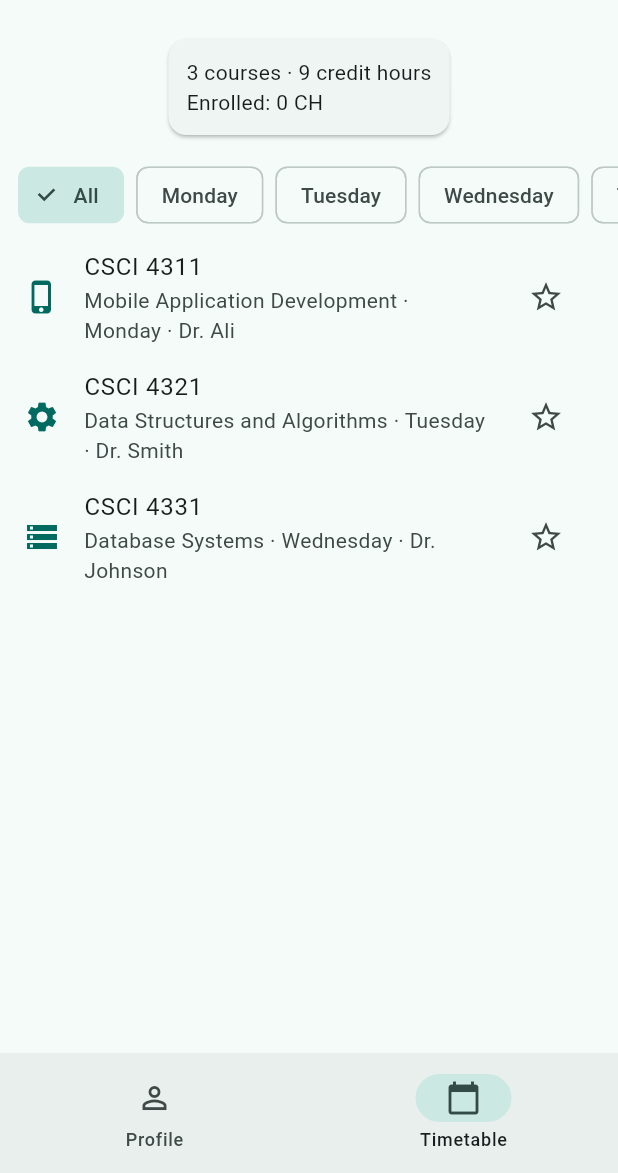
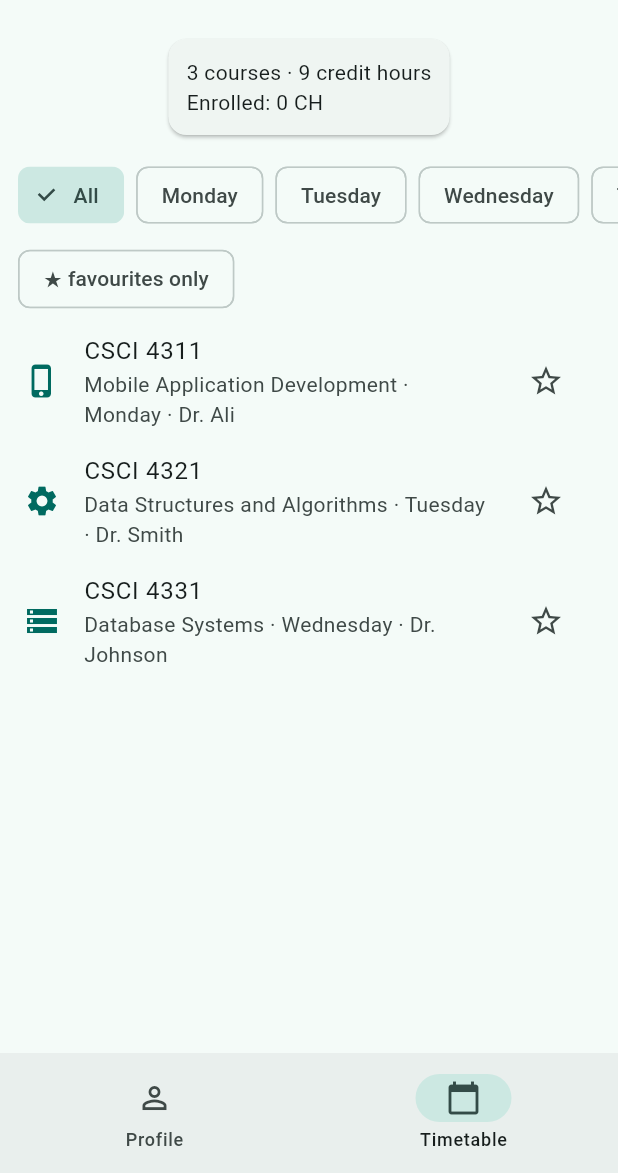
Before and after one commit to AhammadAliPK/campus_buddy_kict, a Flutter app: the screen it shows after launch, item 2 of the bottom bar chosen, on a phone screen of 412 x 824 dp, the part 63-1236 px from its top. Run offline on Flutter 3.47's test engine with Material 3 defaults, Android fonts, the phone set to English and light mode, and no system bars.

Commit message:
assignment 3: remove rows, favourites filter

```diff
--- a/lib/timetable_screen.dart
+++ b/lib/timetable_screen.dart
@@ -19,6 +19,8 @@ class _TimetableScreenState extends State<TimetableScreen> {
   static const _days = ['Monday', 'Tuesday', 'Wednesday', 'Thursday', 'Friday'];
 
   String? _selectedDay; //null means "All"
+
+  bool _favoritesOnly = false;
 
   @override
   void initState() {
@@ -55,12 +57,41 @@ class _TimetableScreenState extends State<TimetableScreen> {
     setState(() => _courses.add(course));
   }
 
+  Future<void> _confirmRemove(Course course) async {
+    final confirmed = await showDialog<bool>(
+      context: context,
+      builder: (dialogContext) => AlertDialog(
+        title: Text('Remove ${course.code}?'),
+        content: const Text('Are you sure?'),
+        actions: [
+          TextButton(
+            onPressed: () => Navigator.pop(dialogContext, false),
+            child: const Text('Cancel'),
+          ),
+          FilledButton(
+            onPressed: () => Navigator.pop(dialogContext, true),
+            child: const Text('Remove'),
+          ),
+        ],
+      ),
+    );
+    if (confirmed == true) {
+      setState(
+        () => _courses.removeWhere((c) => c.code == course.code),
+      );
+    }
+  }
+
   List<Course> get _visibleCourses {
     final day = _selectedDay;
 
-    if (day == null) return _courses;
-
-    return _courses.where((course) => course.day == day).toList();
+    var list = day == null
+        ? List<Course>.of(_courses)
+        : _courses.where((course) => course.day == day).toList();
+    if (_favoritesOnly) {
+      list = list.where((course) => course.isFavorite).toList();
+    }
+    return list;
   }
 
   @override
@@ -132,6 +163,18 @@ class _TimetableScreenState extends State<TimetableScreen> {
               separatorBuilder: (_, _) => const SizedBox(width: 8),
             ),
           ),
+          Padding(
+            padding:
+                const EdgeInsets.symmetric(horizontal: 12, vertical: 4),
+            child: Align(
+              alignment: Alignment.centerLeft,
+              child: FilterChip(
+                label: const Text('★ favourites only'),
+                selected: _favoritesOnly,
+                onSelected: (v) => setState(() => _favoritesOnly = v),
+              ),
+            ),
+          ),
           Expanded(child: _buildContent()),
         ],
       ),
@@ -173,6 +216,7 @@ class _TimetableScreenState extends State<TimetableScreen> {
             onPressed: () => _toggleFavorite(course),
           ),
           onTap: () => _toggleEnrolled(course),
+          onLongPress: () => _confirmRemove(course),
         );
       },
     );
@@ -198,6 +242,7 @@ class _TimetableScreenState extends State<TimetableScreen> {
           clipBehavior: Clip.antiAlias,
           child: InkWell(
             onTap: () => _toggleEnrolled(course),
+          onLongPress: () => _confirmRemove(course),
             child: Padding(
               padding: const EdgeInsets.all(12),
               child: Column(
```
